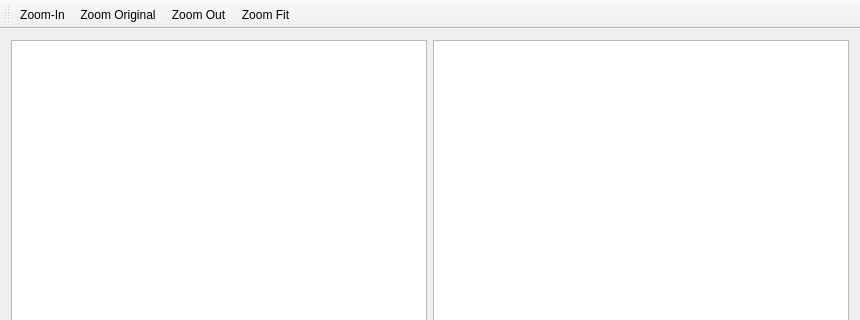
Old version of the form mainwindow.ui in the repository cyrillev/qgameoflife; both pictures show x 0 to 860 and y 0 to 320 of the 860 by 459 pixel window.
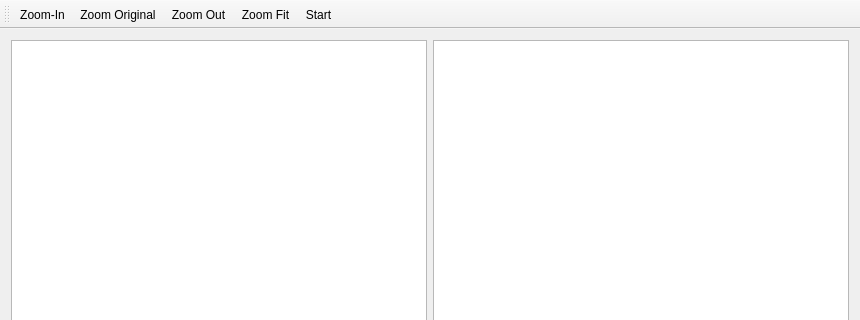
New version of the form. Custom widgets are drawn as their Qt base class.

```diff
--- a/mainwindow.ui
+++ b/mainwindow.ui
@@ -58,6 +58,7 @@
    <addaction name="actionZoom_Original"/>
    <addaction name="actionZoom_Out"/>
    <addaction name="actionZoom_Fit"/>
+   <addaction name="actionStart"/>
   </widget>
   <widget class="QStatusBar" name="statusBar"/>
   <action name="actionZoom_In">
@@ -95,6 +96,11 @@
     <string>Zoom Fit</string>
    </property>
   </action>
+  <action name="actionStart">
+   <property name="text">
+    <string>Start</string>
+   </property>
+  </action>
  </widget>
  <layoutdefault spacing="6" margin="11"/>
  <customwidgets>
```
